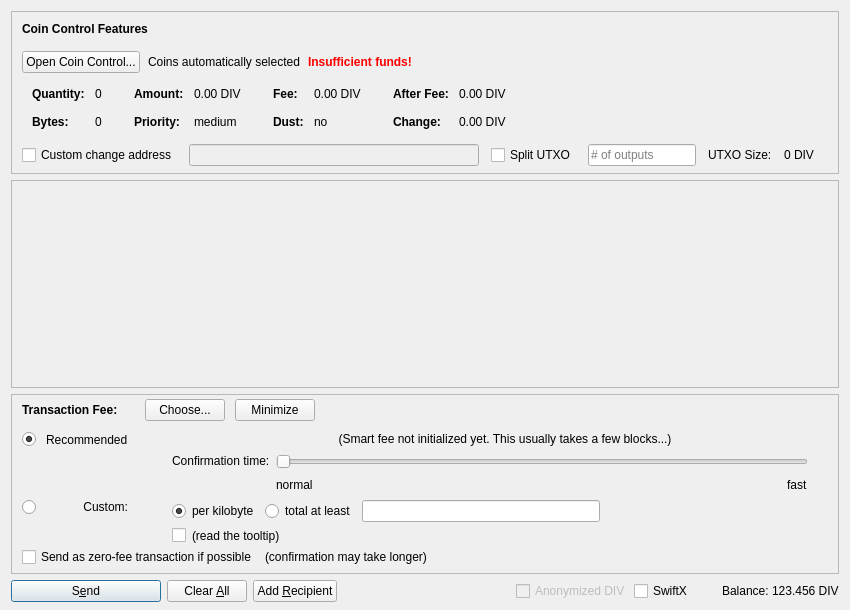
The window that Astra/src/qt/forms/sendcoinsdialog.ui (KingricharVD/Astra-Coin) describes before a commit, drawn with Qt 5.
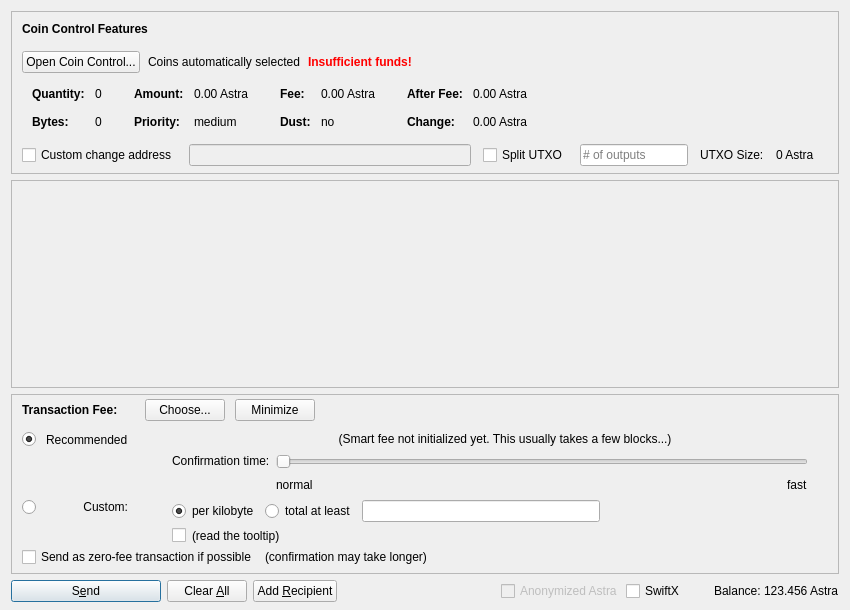
The same window after the commit. Icons and pictures are not drawn. Custom widgets are drawn as their Qt base class.

Diff of the .ui file:
```diff
--- a/Astra/src/qt/forms/sendcoinsdialog.ui
+++ b/Astra/src/qt/forms/sendcoinsdialog.ui
@@ -324,7 +324,7 @@
                   <enum>Qt::ActionsContextMenu</enum>
                  </property>
                  <property name="text">
-                  <string notr="true">0.00 DIV</string>
+                  <string notr="true">0.00 Astra</string>
                  </property>
                  <property name="textInteractionFlags">
                   <set>Qt::LinksAccessibleByMouse|Qt::TextSelectableByKeyboard|Qt::TextSelectableByMouse</set>
@@ -404,7 +404,7 @@
                   <enum>Qt::ActionsContextMenu</enum>
                  </property>
                  <property name="text">
-                  <string notr="true">0.00 DIV</string>
+                  <string notr="true">0.00 Astra</string>
                  </property>
                  <property name="textInteractionFlags">
                   <set>Qt::LinksAccessibleByMouse|Qt::TextSelectableByKeyboard|Qt::TextSelectableByMouse</set>
@@ -484,7 +484,7 @@
                   <enum>Qt::ActionsContextMenu</enum>
                  </property>
                  <property name="text">
-                  <string notr="true">0.00 DIV</string>
+                  <string notr="true">0.00 Astra</string>
                  </property>
                  <property name="textInteractionFlags">
                   <set>Qt::LinksAccessibleByMouse|Qt::TextSelectableByKeyboard|Qt::TextSelectableByMouse</set>
@@ -513,7 +513,7 @@
                   <enum>Qt::ActionsContextMenu</enum>
                  </property>
                  <property name="text">
-                  <string notr="true">0.00 DIV</string>
+                  <string notr="true">0.00 Astra</string>
                  </property>
                  <property name="textInteractionFlags">
                   <set>Qt::LinksAccessibleByMouse|Qt::TextSelectableByKeyboard|Qt::TextSelectableByMouse</set>
@@ -594,7 +594,7 @@
           <item>
            <widget class="QLabel" name="labelBlockSize">
             <property name="text">
-             <string>0 DIV</string>
+             <string>0 Astra</string>
             </property>
            </widget>
           </item>
@@ -1390,7 +1390,7 @@
           <bool>false</bool>
          </property>
          <property name="text">
-          <string>Anonymized DIV</string>
+          <string>Anonymized Astra</string>
          </property>
         </widget>
        </item>
@@ -1429,7 +1429,7 @@
           <cursorShape>IBeamCursor</cursorShape>
          </property>
          <property name="text">
-          <string notr="true">123.456 DIV</string>
+          <string notr="true">123.456 Astra</string>
          </property>
          <property name="textInteractionFlags">
           <set>Qt::LinksAccessibleByMouse|Qt::TextSelectableByKeyboard|Qt::TextSelectableByMouse</set>
```
Left out of the diff: 18 changed lines with no effect on the pictures.
